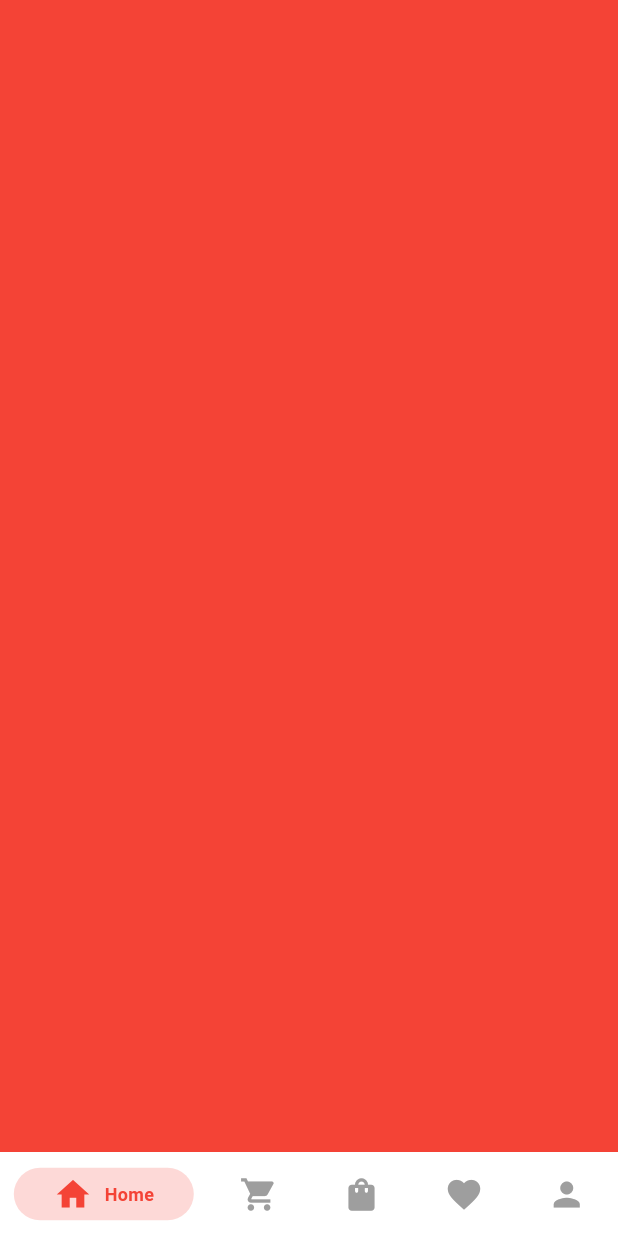
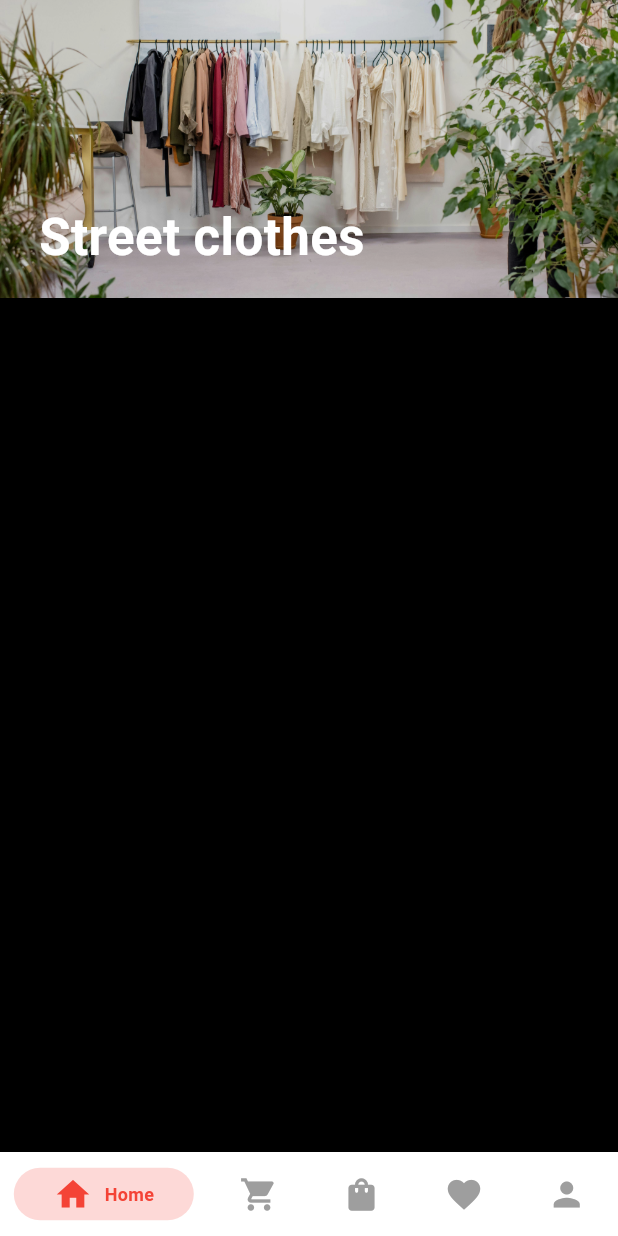
Before and after one commit to Abdelfatah-Darwish/Flutter-Ecommerce-App, a Flutter app: the screen it shows after launch, on a phone screen of 412 x 824 dp. Run offline on Flutter 3.47's test engine with Material 3 defaults, Android fonts, the phone set to English and light mode, and no system bars; drawn by our look-alikes of persistent_bottom_nav_bar.

Commit message:
create ImageWithText in home page

```diff
--- a/lib/views/pages/button_navbar.dart
+++ b/lib/views/pages/button_navbar.dart
@@ -1,3 +1,4 @@
+import 'package:e_commerce_app/views/pages/home_page.dart';
 import 'package:flutter/material.dart';
 import 'package:persistent_bottom_nav_bar/persistent_bottom_nav_bar.dart';
 
@@ -19,7 +20,7 @@ class _HomeScreenState extends State<HomeScreen> {
 
   List<Widget> _buildScreens() {
     return [
-      Container(color: Colors.red), // Home
+      const HomePage(), // Home
       Container(color: Colors.green), // Shop
       Container(color: Colors.blue), // Bag
       Container(color: Colors.yellow), // Favorites
--- /dev/null
+++ b/lib/views/pages/home_page.dart
@@ -0,0 +1,20 @@
+import 'package:e_commerce_app/views/widgets/image_with_text.dart';
+import 'package:flutter/material.dart';
+
+class HomePage extends StatefulWidget {
+  const HomePage({super.key});
+
+  @override
+  State<HomePage> createState() => _HomePageState();
+}
+
+class _HomePageState extends State<HomePage> {
+  @override
+  Widget build(BuildContext context) {
+    return const Column(
+      children: [
+        ImageWithText(),
+      ],
+    );
+  }
+}
--- /dev/null
+++ b/lib/views/widgets/image_with_text.dart
@@ -0,0 +1,47 @@
+import 'package:flutter/material.dart';
+
+class ImageWithText extends StatelessWidget {
+  const ImageWithText({super.key});
+
+  @override
+  Widget build(BuildContext context) {
+    final screenHeight = MediaQuery.of(context).size.height;
+    final imageHeight = screenHeight * 196 / 812; // 196% of screen height
+
+    return Stack(
+      children: [
+        // Image taking full width of the screen and 196% of the screen height
+        Container(
+          width: double.infinity,
+          height: imageHeight,
+          decoration: const BoxDecoration(
+            image: DecorationImage(
+              image: AssetImage(
+                  'assets/images/home_image.jpg'), // Replace with your image asset
+              fit: BoxFit.cover,
+            ),
+          ),
+        ),
+
+        Container(
+          width: double.infinity,
+          height: imageHeight,
+          color: Colors.black.withOpacity(0.12),
+        ),
+
+        const Positioned(
+          bottom: 16, // Adjust as necessary
+          left: 26, // Adjust as necessary
+          child: Text(
+            'Street clothes',
+            style: TextStyle(
+              color: Colors.white,
+              fontSize: 34,
+              fontWeight: FontWeight.bold,
+            ),
+          ),
+        ),
+      ],
+    );
+  }
+}
```
Also changed, not shown: assets/images/home_image.jpg (added).
